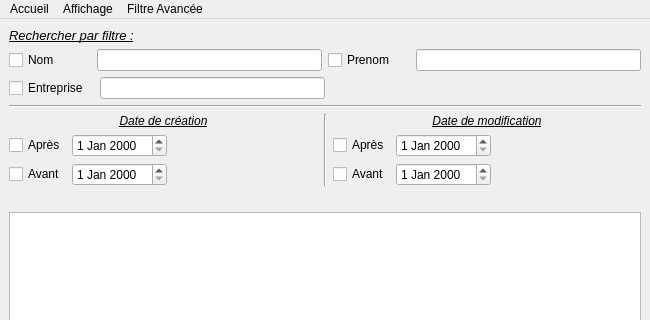
This is interfaces/Accueil.ui in Gibus21250/CDAA as Qt 5 draws it before an edit; both pictures show x 0 to 650 and y 0 to 320 of the 650 by 700 pixel window. The edited form follows.
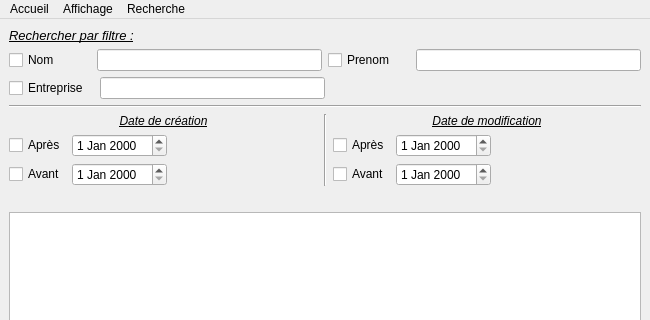
This is the edited form. Icons and pictures are not drawn.

Commit message: Ajout de la fenêtre de recherche générale

```diff
--- a/interfaces/Accueil.ui
+++ b/interfaces/Accueil.ui
@@ -390,16 +390,16 @@
     <addaction name="action_actualiser"/>
     <addaction name="menuLangue"/>
    </widget>
-   <widget class="QMenu" name="menuFiltre_Avanc_e">
+   <widget class="QMenu" name="menuRecherche">
     <property name="title">
-     <string>Filtre Avancée</string>
+     <string>Recherche</string>
     </property>
     <addaction name="actionInteractions"/>
     <addaction name="actionT_ches"/>
    </widget>
    <addaction name="menuAccueil"/>
    <addaction name="menuAffichage"/>
-   <addaction name="menuFiltre_Avanc_e"/>
+   <addaction name="menuRecherche"/>
   </widget>
   <widget class="QStatusBar" name="statusBar"/>
   <action name="actionOuvrirBDD">
```
Left out of the diff: 7 changed lines with no effect on the pictures. The commit also changes 10 other files.
